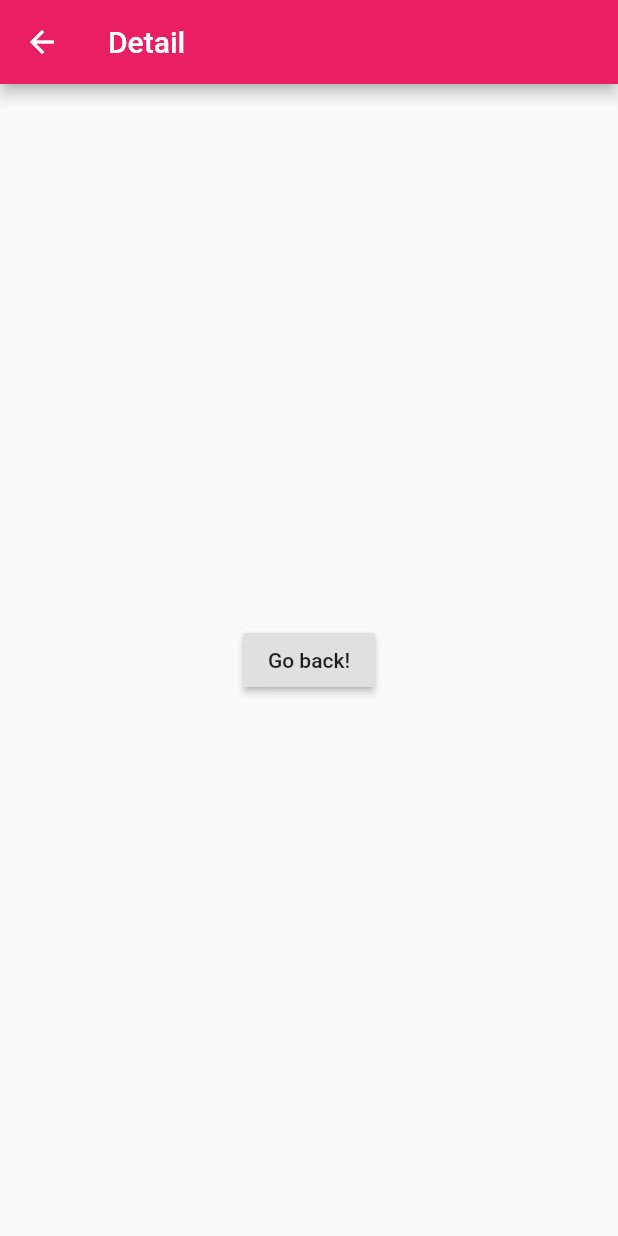
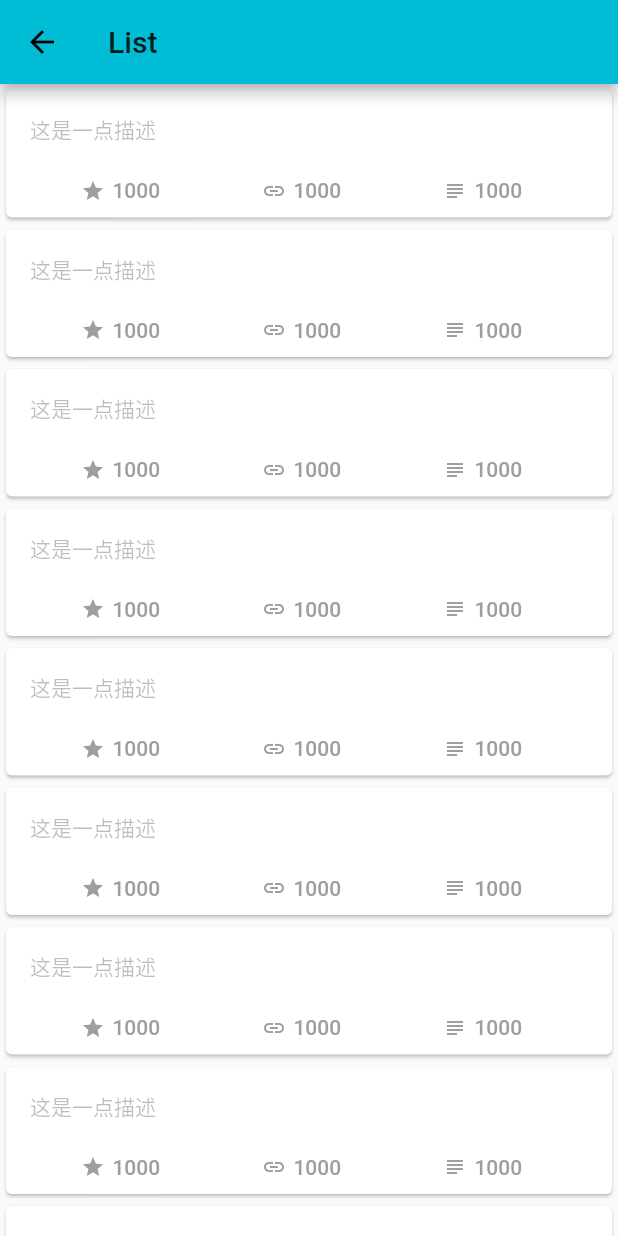
Before and after one commit to Mr-Plants/flutter_app, a Flutter app: the screen it shows after launch, after a tap on the "list" icon, on a phone screen of 412 x 824 dp. Run offline on Flutter 3.47's test engine with Material 2 defaults, Android fonts, the phone set to English and light mode, and no system bars.

Commit message:
增加listview

```diff
--- a/lib/detail.dart
+++ b/lib/detail.dart
@@ -1,19 +1,18 @@
 import 'package:flutter/material.dart';
+import 'package:flutter_app/list-item.dart';
 
 class Detail extends StatelessWidget {
+  @override
   Widget build(BuildContext context) {
     return Scaffold(
-      appBar: AppBar(
-        title: Text('Detail'),
-      ),
-      body: Center(
-        child: RaisedButton(
-          onPressed: () {
-            Navigator.pop(context);
+        appBar: AppBar(
+          title: Text('List'),
+        ),
+        body: new ListView.builder(
+          itemBuilder: (context, index) {
+            return new ListRow();
           },
-          child: Text('Go back!'),
-        ),
-      ),
-    );
+          itemCount: 20,
+        ));
   }
 }
--- /dev/null
+++ b/lib/list-item.dart
@@ -0,0 +1,96 @@
+import 'package:flutter/material.dart';
+
+class ListRow extends StatelessWidget {
+  ///返回一个居中带图标和文本的Item
+  _getBottomItem(IconData icon, String text) {
+    ///充满 Row 横向的布局
+    return new Expanded(
+      flex: 1,
+
+      ///居中显示
+      child: new Center(
+        ///横向布局
+        child: new Row(
+          ///主轴居中,即是横向居中
+          mainAxisAlignment: MainAxisAlignment.center,
+
+          ///大小按照最大充满
+          mainAxisSize: MainAxisSize.max,
+
+          ///竖向也居中
+          crossAxisAlignment: CrossAxisAlignment.center,
+          children: <Widget>[
+            ///一个图标，大小16.0，灰色
+            new Icon(
+              icon,
+              size: 16.0,
+              color: Colors.grey,
+            ),
+
+            ///间隔
+            new Padding(padding: new EdgeInsets.only(left: 5.0)),
+
+            ///显示文本
+            new Text(
+              text,
+              //设置字体样式：颜色灰色，字体大小14.0
+              style: new TextStyle(color: Colors.grey, fontSize: 14.0),
+              //超过的省略为...显示
+              overflow: TextOverflow.ellipsis,
+              //最长一行
+              maxLines: 1,
+            ),
+          ],
+        ),
+      ),
+    );
+  }
+
+  @override
+  Widget build(BuildContext context) {
+    return new Container(
+      ///卡片包装
+      child: new Card(
+          ///增加点击效果
+          child: new FlatButton(
+              onPressed: () {
+                print("点击了哦");
+              },
+              child: new Padding(
+                padding: new EdgeInsets.only(
+                    left: 0.0, top: 10.0, right: 10.0, bottom: 10.0),
+                child: new Column(
+                  mainAxisSize: MainAxisSize.min,
+                  children: <Widget>[
+                    ///文本描述
+                    new Container(
+                        child: new Text(
+                          "这是一点描述",
+                          style: TextStyle(
+                            color: Colors.black26,
+                            fontSize: 14.0,
+                          ),
+
+                          ///最长三行，超过 ... 显示
+                          maxLines: 3,
+                          overflow: TextOverflow.ellipsis,
+                        ),
+                        margin: new EdgeInsets.only(top: 6.0, bottom: 2.0),
+                        alignment: Alignment.topLeft),
+                    new Padding(padding: EdgeInsets.all(10.0)),
+
+                    ///三个平均分配的横向图标文字
+                    new Row(
+                      crossAxisAlignment: CrossAxisAlignment.start,
+                      children: <Widget>[
+                        _getBottomItem(Icons.star, "1000"),
+                        _getBottomItem(Icons.link, "1000"),
+                        _getBottomItem(Icons.subject, "1000"),
+                      ],
+                    ),
+                  ],
+                ),
+              ))),
+    );
+  }
+}
--- a/lib/main.dart
+++ b/lib/main.dart
@@ -18,9 +18,9 @@ class MyApp extends StatelessWidget {
         // "hot reload" (press "r" in the console where you ran "flutter run",
         // or press Run > Flutter Hot Reload in IntelliJ). Notice that the
         // counter didn't reset back to zero; the application is not restarted.
-        primarySwatch: Colors.pink, // 设置app主题
+        primarySwatch: Colors.cyan, // 设置app主题
       ),
-      home: new MyHomePage(title: 'Home'),
+      home: new MyHomePage(title: '控件展示'),
     );
   }
 }
@@ -75,7 +75,7 @@ class _MyHomePageState extends State<MyHomePage> {
     // The Flutter framework has been optimized to make rerunning build methods
     // fast, so that you can just rebuild anything that needs updating rather
     // than having to individually change instances of widgets.
-    return new Scaffold(
+    return new Scaffold(   // Material Design布局结构的基本实现。此类提供了用于显示drawer、snackbar和底部sheet的API。
       appBar: new AppBar(
         // Here we take the value from the MyHomePage object that was created by
         // the App.build method, and use it to set our appbar title.
```
Also changed, not shown: 2 other files.
